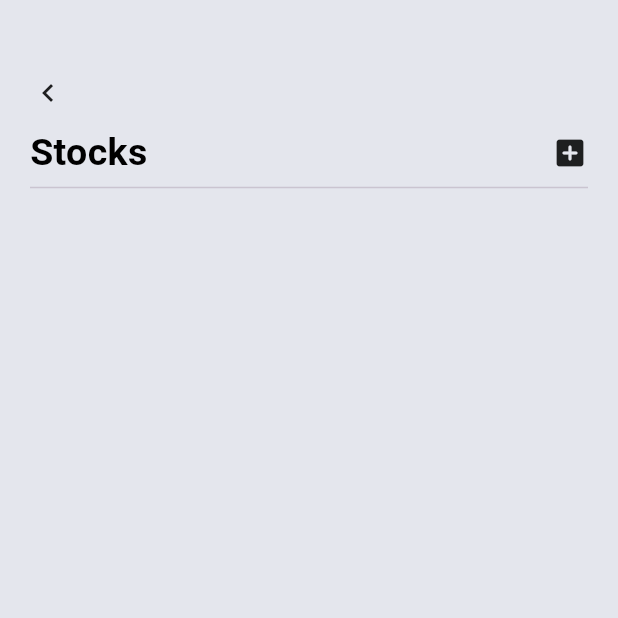
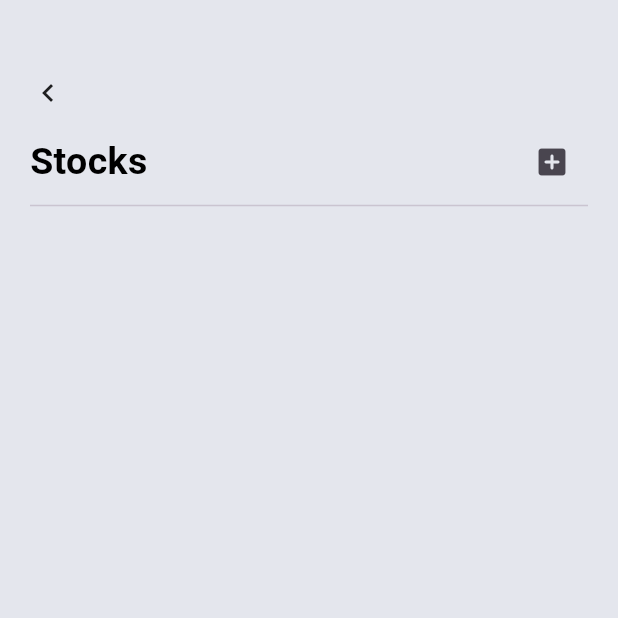
Before and after one commit to spicychicken23/hili_helpers, a Flutter app: the HelperStocksPage screen opened directly, on a phone screen of 412 x 824 dp, the top half of it. Run offline on Flutter 3.47's test engine with Material 3 defaults, Android fonts, the phone set to English and light mode, and no system bars; our stand-ins replace cloud_firestore, firebase_auth, firebase_core, image_picker; accounts and stored records are empty; Roboto replaces fonts that are missing (DM Sans).

Commit message:
Combined Nik Module. Corrected a few front end part and removed a few unnecessary lines.

```diff
--- a/lib/components/services.dart
+++ b/lib/components/services.dart
@@ -1,7 +1,5 @@
 import 'package:cloud_firestore/cloud_firestore.dart';
-import 'package:flutter/cupertino.dart';
 import 'package:flutter/material.dart';
-import 'package:flutter/widgets.dart';
 import 'package:hili_helpers/models/cart.dart';
 import 'package:hili_helpers/models/servicesLists.dart';
 import 'package:hili_helpers/models/menu.dart';
--- a/lib/pages/helper_stocks_page.dart
+++ b/lib/pages/helper_stocks_page.dart
@@ -2,6 +2,7 @@ import 'package:flutter/material.dart';
 import 'package:hili_helpers/components/helper.dart';
 import 'package:hili_helpers/models/menu.dart';
 import 'package:hili_helpers/services/database_service.dart';
+import 'helper_addmenu.dart';
 
 class HelperStocksPage extends StatefulWidget {
   HelperStocksPage({super.key});
@@ -55,9 +56,9 @@ class _HelperStocksPageState extends State<HelperStocksPage> {
                       ],
                     ),
                     const SizedBox(height: 10),
-                    const Row(
+                    Row(
                       children: <Widget>[
-                        Text(
+                        const Text(
                           'Stocks',
                           style: TextStyle(
                             color: Color(0xFF000000),
@@ -66,8 +67,34 @@ class _HelperStocksPageState extends State<HelperStocksPage> {
                             fontFamily: 'DM Sans',
                           ),
                         ),
-                        Spacer(),
-                        Icon(Icons.add_box_rounded)
+                        const Spacer(),
+                        FutureBuilder<String>(
+                          future: shopIdFuture,
+                          builder: (context, snapshot) {
+                            if (snapshot.connectionState ==
+                                ConnectionState.waiting) {
+                              return const CircularProgressIndicator();
+                            } else if (snapshot.hasError) {
+                              return Text('Error: ${snapshot.error}');
+                            } else if (snapshot.hasData) {
+                              String shopId = snapshot.data!;
+                              return IconButton(
+                                icon: const Icon(Icons.add_box_rounded),
+                                onPressed: () {
+                                  Navigator.push(
+                                    context,
+                                    MaterialPageRoute(
+                                      builder: (context) =>
+                                          AddMenuItemPage(shopId: shopId),
+                                    ),
+                                  );
+                                },
+                              );
+                            } else {
+                              return const Text('Unable to load data');
+                            }
+                          },
+                        ),
                       ],
                     ),
                     const SizedBox(
--- a/pubspec.yaml
+++ b/pubspec.yaml
@@ -44,6 +44,7 @@ dependencies:
   fl_chart: ^0.68.0
   image_picker: ^1.1.1
   intl: ^0.19.0
+  toggle_switch: ^2.3.0
 
 dev_dependencies:
   flutter_test:
```
Also changed, not shown: lib/pages/helper_addmenu.dart (added, +172 -0 lines), pubspec.lock.
